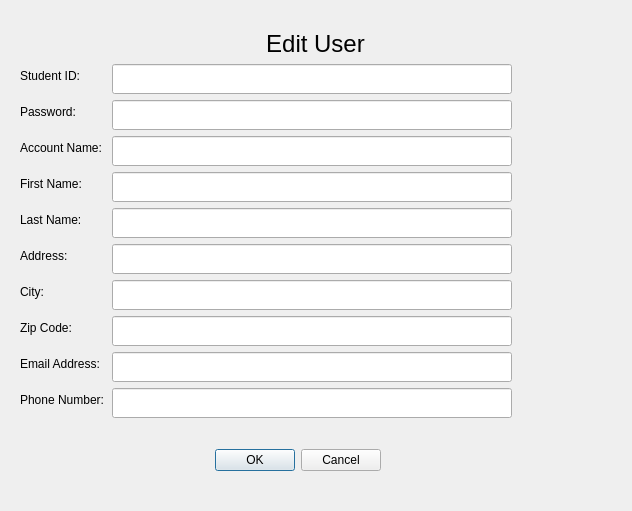
Before: the Qt Designer form edituser.ui in zoedmora/Library, drawn with Qt 5.
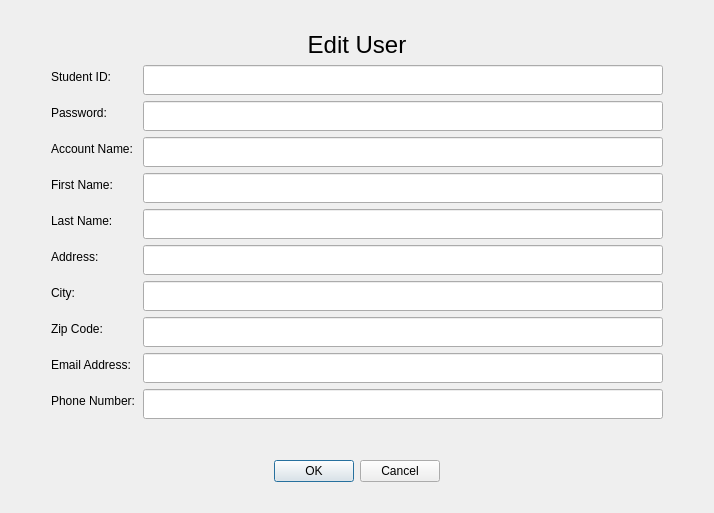
After: the same form once the commit is applied.

Commit message:
Fixed UI for Adding/Deleting/Editing User
The UI will now auto expand with the window.

```diff
--- a/edituser.ui
+++ b/edituser.ui
@@ -6,22 +6,55 @@
    <rect>
     <x>0</x>
     <y>0</y>
-    <width>632</width>
-    <height>511</height>
+    <width>714</width>
+    <height>513</height>
    </rect>
   </property>
   <property name="windowTitle">
    <string>Dialog</string>
   </property>
-  <widget class="QWidget" name="formLayoutWidget">
-   <property name="geometry">
-    <rect>
-     <x>20</x>
-     <y>30</y>
-     <width>591</width>
-     <height>397</height>
-    </rect>
-   </property>
+  <layout class="QGridLayout" name="gridLayout">
+   <item row="0" column="1">
+    <layout class="QVBoxLayout" name="verticalLayout_2">
+     <item>
+      <spacer name="verticalSpacer_3">
+       <property name="orientation">
+        <enum>Qt::Vertical</enum>
+       </property>
+       <property name="sizeType">
+        <enum>QSizePolicy::Fixed</enum>
+       </property>
+       <property name="sizeHint" stdset="0">
+        <size>
+         <width>20</width>
+         <height>20</height>
+        </size>
+       </property>
+      </spacer>
+     </item>
+    </layout>
+   </item>
+   <item row="1" column="0">
+    <layout class="QHBoxLayout" name="horizontalLayout">
+     <item>
+      <spacer name="horizontalSpacer">
+       <property name="orientation">
+        <enum>Qt::Horizontal</enum>
+       </property>
+       <property name="sizeType">
+        <enum>QSizePolicy::Fixed</enum>
+       </property>
+       <property name="sizeHint" stdset="0">
+        <size>
+         <width>40</width>
+         <height>20</height>
+        </size>
+       </property>
+      </spacer>
+     </item>
+    </layout>
+   </item>
+   <item row="1" column="1">
    <layout class="QFormLayout" name="formLayout">
     <property name="labelAlignment">
      <set>Qt::AlignLeading|Qt::AlignLeft|Qt::AlignVCenter</set>
@@ -29,6 +62,21 @@
     <property name="formAlignment">
      <set>Qt::AlignHCenter|Qt::AlignTop</set>
     </property>
+     <item row="1" column="0" colspan="2">
+      <widget class="QLabel" name="titleLabel">
+       <property name="font">
+        <font>
+         <pointsize>18</pointsize>
+        </font>
+       </property>
+       <property name="text">
+        <string>Edit User</string>
+       </property>
+       <property name="alignment">
+        <set>Qt::AlignCenter</set>
+       </property>
+      </widget>
+     </item>
     <item row="2" column="0">
      <widget class="QLabel" name="idLabel">
       <property name="text">
@@ -44,12 +92,6 @@
         <height>30</height>
        </size>
       </property>
-      <property name="maximumSize">
-       <size>
-        <width>400</width>
-        <height>50</height>
-       </size>
-      </property>
       <property name="readOnly">
        <bool>true</bool>
       </property>
@@ -70,12 +112,6 @@
         <height>30</height>
        </size>
       </property>
-      <property name="maximumSize">
-       <size>
-        <width>400</width>
-        <height>50</height>
-       </size>
-      </property>
      </widget>
     </item>
     <item row="4" column="0">
@@ -93,12 +129,6 @@
         <height>30</height>
        </size>
       </property>
-      <property name="maximumSize">
-       <size>
-        <width>400</width>
-        <height>50</height>
-       </size>
-      </property>
       <property name="readOnly">
        <bool>true</bool>
       </property>
@@ -119,12 +149,6 @@
         <height>30</height>
        </size>
       </property>
-      <property name="maximumSize">
-       <size>
-        <width>400</width>
-        <height>50</height>
-       </size>
-      </property>
      </widget>
     </item>
     <item row="6" column="0">
@@ -142,12 +166,6 @@
         <height>30</height>
        </size>
       </property>
-      <property name="maximumSize">
-       <size>
-        <width>400</width>
-        <height>50</height>
-       </size>
-      </property>
      </widget>
     </item>
     <item row="7" column="0">
@@ -165,12 +183,6 @@
         <height>30</height>
        </size>
       </property>
-      <property name="maximumSize">
-       <size>
-        <width>400</width>
-        <height>50</height>
-       </size>
-      </property>
      </widget>
     </item>
     <item row="8" column="0">
@@ -188,12 +200,6 @@
         <height>30</height>
        </size>
       </property>
-      <property name="maximumSize">
-       <size>
-        <width>400</width>
-        <height>50</height>
-       </size>
-      </property>
      </widget>
     </item>
     <item row="9" column="0">
@@ -211,12 +217,6 @@
         <height>30</height>
        </size>
       </property>
-      <property name="maximumSize">
-       <size>
-        <width>400</width>
-        <height>50</height>
-       </size>
-      </property>
      </widget>
     </item>
     <item row="10" column="0">
@@ -234,12 +234,6 @@
         <height>30</height>
        </size>
       </property>
-      <property name="maximumSize">
-       <size>
-        <width>400</width>
-        <height>50</height>
-       </size>
-      </property>
      </widget>
     </item>
     <item row="11" column="0">
@@ -257,44 +251,80 @@
         <height>30</height>
        </size>
       </property>
-      <property name="maximumSize">
-       <size>
-        <width>400</width>
-        <height>50</height>
-       </size>
+       <property name="autoFillBackground">
+        <bool>false</bool>
       </property>
      </widget>
     </item>
-    <item row="1" column="0" colspan="2">
-     <widget class="QLabel" name="titleLabel">
-      <property name="font">
-       <font>
-        <pointsize>18</pointsize>
-       </font>
-      </property>
-      <property name="text">
-       <string>Edit User</string>
-      </property>
-      <property name="alignment">
-       <set>Qt::AlignCenter</set>
-      </property>
-     </widget>
-    </item>
-   </layout>
-  </widget>
+    </layout>
+   </item>
+   <item row="1" column="2">
+    <layout class="QHBoxLayout" name="horizontalLayout_2">
+     <item>
+      <spacer name="horizontalSpacer_2">
+       <property name="orientation">
+        <enum>Qt::Horizontal</enum>
+       </property>
+       <property name="sizeType">
+        <enum>QSizePolicy::Fixed</enum>
+       </property>
+       <property name="sizeHint" stdset="0">
+        <size>
+         <width>40</width>
+         <height>20</height>
+        </size>
+       </property>
+      </spacer>
+     </item>
+    </layout>
+   </item>
+   <item row="2" column="1">
+    <layout class="QVBoxLayout" name="verticalLayout">
+     <item>
+      <spacer name="verticalSpacer_2">
+       <property name="orientation">
+        <enum>Qt::Vertical</enum>
+       </property>
+       <property name="sizeType">
+        <enum>QSizePolicy::Fixed</enum>
+       </property>
+       <property name="sizeHint" stdset="0">
+        <size>
+         <width>20</width>
+         <height>20</height>
+        </size>
+       </property>
+      </spacer>
+     </item>
+     <item>
   <widget class="QDialogButtonBox" name="buttonBox">
-   <property name="geometry">
-    <rect>
-     <x>160</x>
-     <y>440</y>
-     <width>221</width>
-     <height>41</height>
-    </rect>
-   </property>
    <property name="standardButtons">
     <set>QDialogButtonBox::Cancel|QDialogButtonBox::Ok</set>
    </property>
-  </widget>
+       <property name="centerButtons">
+        <bool>true</bool>
+       </property>
+      </widget>
+     </item>
+     <item>
+      <spacer name="verticalSpacer">
+       <property name="orientation">
+        <enum>Qt::Vertical</enum>
+       </property>
+       <property name="sizeType">
+        <enum>QSizePolicy::Fixed</enum>
+       </property>
+       <property name="sizeHint" stdset="0">
+        <size>
+         <width>20</width>
+         <height>20</height>
+        </size>
+       </property>
+      </spacer>
+     </item>
+    </layout>
+   </item>
+  </layout>
  </widget>
  <resources/>
  <connections>
```
Lines whose indentation alone changed are shown as unchanged. The commit also changes 2 other files.
